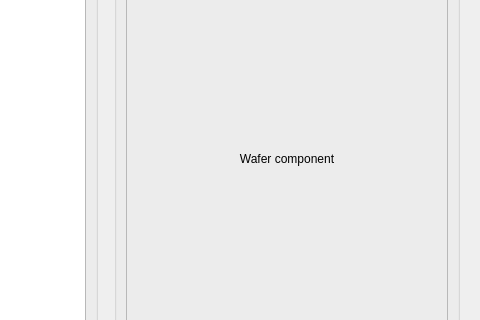
Above: frontend/ui/pages/home_page.ui from Origamiat/Scatterometer before the change; both pictures show x 440 to 920 and y 281 to 601 of the 920 by 700 pixel window. Below: the same form after it.
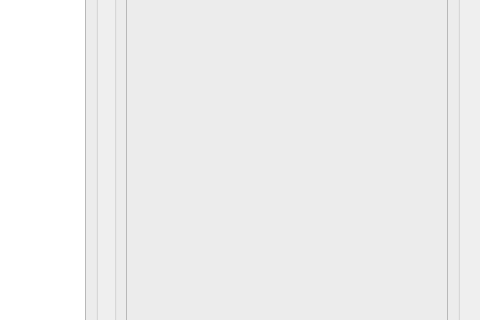
That is the form after the change.

The edit to the form file:
```diff
--- a/frontend/ui/pages/home_page.ui
+++ b/frontend/ui/pages/home_page.ui
@@ -279,18 +279,7 @@
           <property name="frameShape">
            <enum>QFrame::Shape::StyledPanel</enum>
           </property>
-          <layout class="QVBoxLayout" name="layout_home_wafer_preview">
-           <item>
-            <widget class="QLabel" name="lbl_home_plot_placeholder">
-             <property name="text">
-              <string>Wafer component</string>
-             </property>
-             <property name="alignment">
-              <set>Qt::AlignmentFlag::AlignCenter</set>
-             </property>
-            </widget>
-           </item>
-          </layout>
+          <layout class="QVBoxLayout" name="layout_home_wafer_preview"/>
          </widget>
         </item>
        </layout>
```
Left out of the diff: 2 changed lines with no effect on the pictures.
